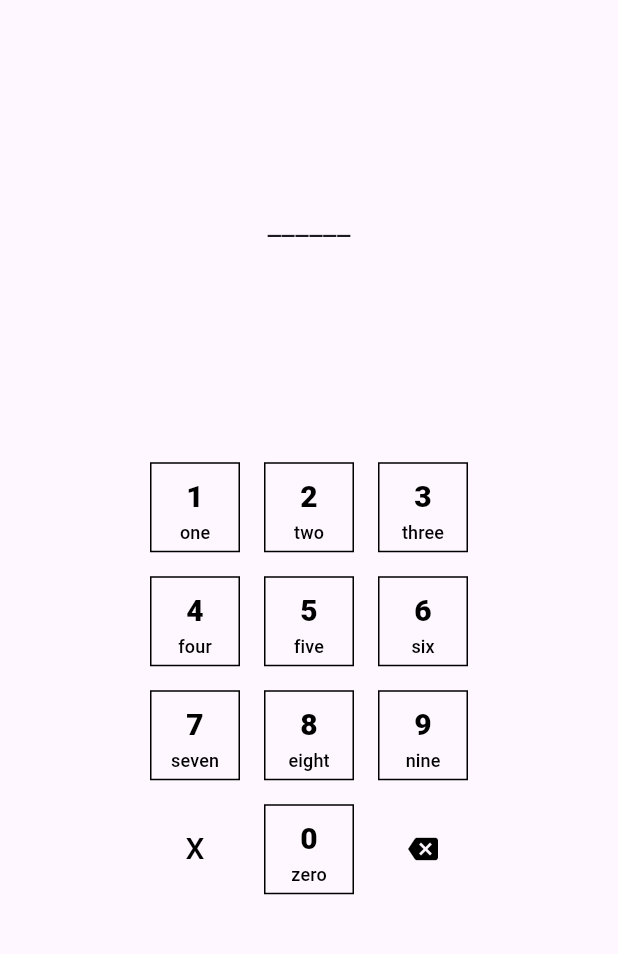
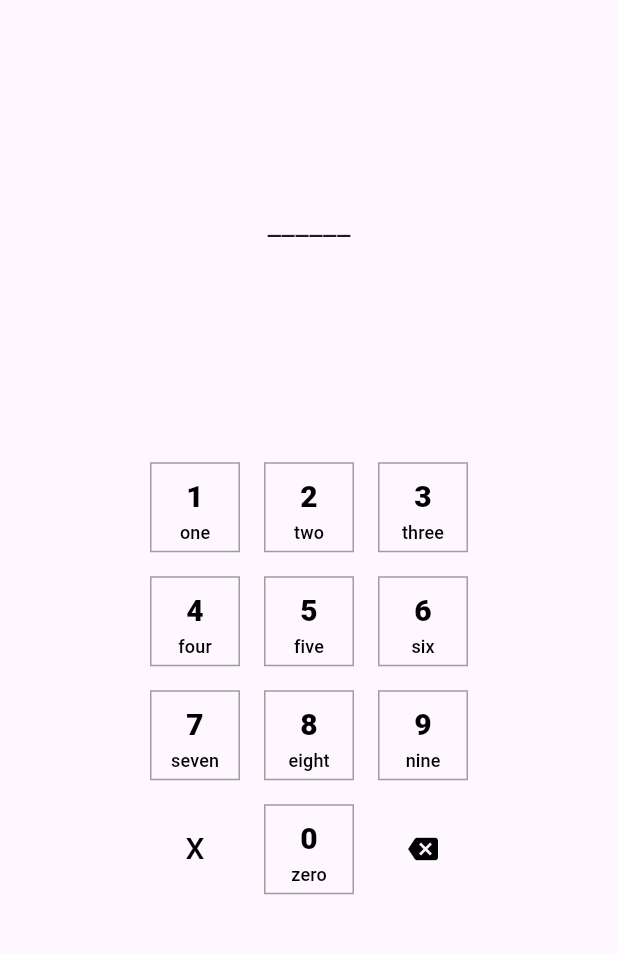
Before and after one commit to WeerapongCu/pin_login.dart, a Flutter app: the screen it shows after launch, on a phone screen of 412 x 824 dp, the part 228-1182 px from its top. Run offline on Flutter 3.47's test engine with Material 3 defaults, Android fonts, the phone set to English and light mode, and no system bars.

Commit message:
Pin_Login_Final

```diff
--- a/lib/pin_login_page.dart
+++ b/lib/pin_login_page.dart
@@ -13,7 +13,7 @@ class _PIN_LOGINState extends State<PIN_LOGIN> {
 
   Widget button_num(int num, String Nn) {
     return Container(
-      decoration: BoxDecoration(border: Border.all()),
+      decoration: BoxDecoration(border: Border.all(color: Colors.grey)),
       width: 60,
       height: 60,
       margin: EdgeInsets.all(8),
@@ -44,7 +44,7 @@ class _PIN_LOGINState extends State<PIN_LOGIN> {
         ),
         style: TextButton.styleFrom(
           shape: ContinuousRectangleBorder(),
-          foregroundColor: Colors.black,
+          foregroundColor: Colors.grey,
         ),
       ),
     );
```
